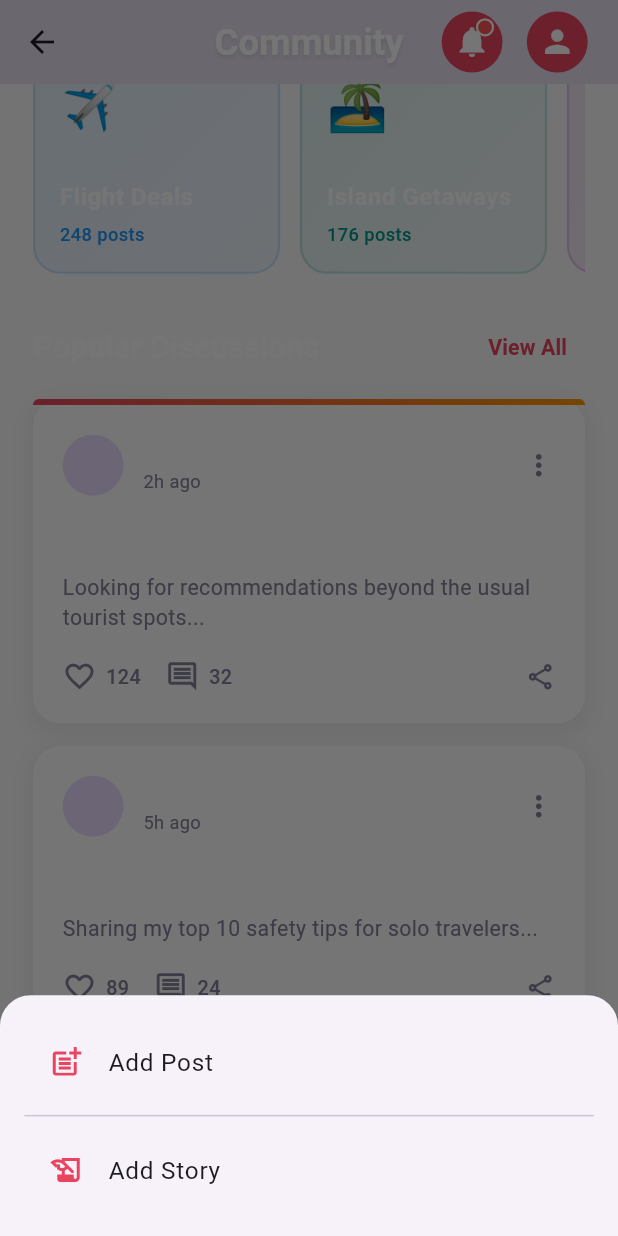
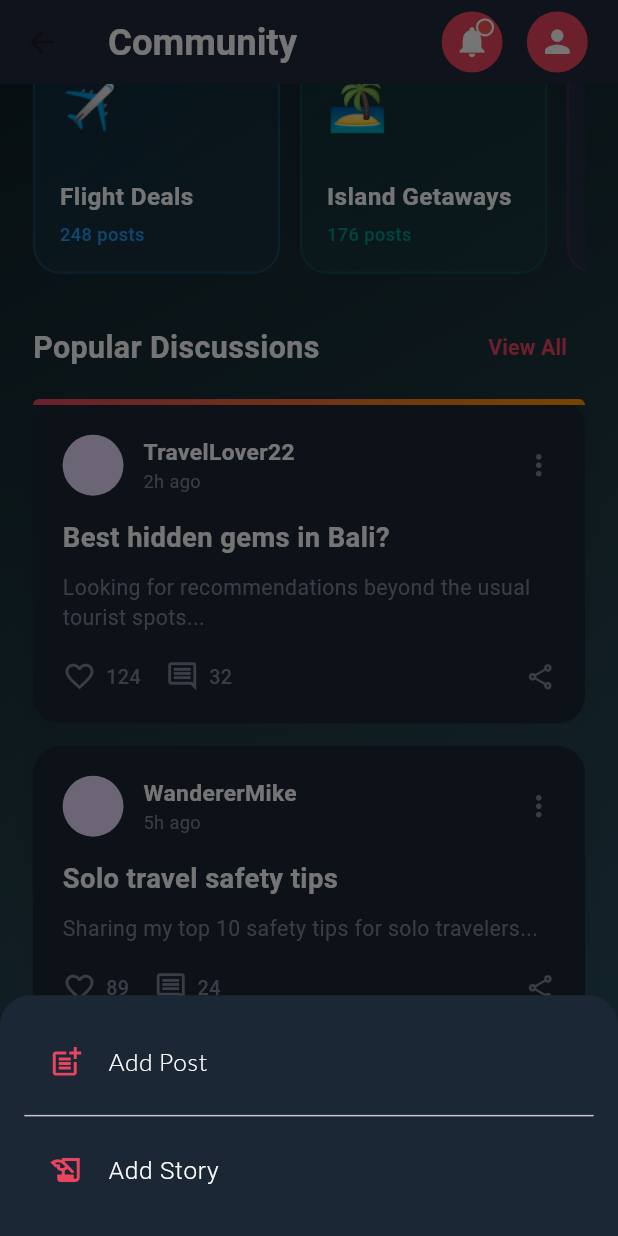
Before and after one commit to kajumac07/new_flutter_app, a Flutter app: the CommunityScreen screen opened directly, scrolled down 576 dp, after a tap on the "edit" icon, on a phone screen of 412 x 824 dp. Run offline on Flutter 3.47's test engine with Material 3 defaults, Android fonts, the phone set to English and light mode, and no system bars; our stand-ins replace cached_network_image, cloud_firestore, firebase_auth, firebase_core, firebase_storage, flutter_image_compress and 11 more; accounts and stored records are empty; network calls fail.

Commit message:
feat: Update CommunityScreen with gradient background and improved styling for cards and buttons

```diff
--- a/lib/app/presentation/community/community_screen.dart
+++ b/lib/app/presentation/community/community_screen.dart
@@ -3,6 +3,7 @@
 import 'package:get/get.dart';
 import 'package:new_flutter_app/app/core/constants/constdata.dart';
 import 'package:new_flutter_app/app/core/utils/app_styles.dart';
+import 'package:new_flutter_app/app/global/widgets/custom_container.dart';
 import 'package:new_flutter_app/app/global/widgets/glowing_icon_button.dart';
 import 'package:new_flutter_app/app/presentation/addPost/add_post_screen.dart';
 import 'package:new_flutter_app/app/presentation/addStory/add_story.dart';
@@ -15,8 +16,9 @@
   @override
   Widget build(BuildContext context) {
     return Scaffold(
-      backgroundColor: kLightWhite,
+      backgroundColor: Colors.transparent,
       appBar: AppBar(
+        backgroundColor: kCardColor,
         elevation: 0,
         title: Text(
           'Community',
@@ -30,16 +32,8 @@
             ],
           ),
         ),
-        centerTitle: true,
-        flexibleSpace: Container(
-          decoration: BoxDecoration(
-            // gradient: LinearGradient(
-            //   colors: [kLightWhite, Colors.white.withOpacity(0.95)],
-            //   begin: Alignment.topCenter,
-            //   end: Alignment.bottomCenter,
-            // ),
-          ),
-        ),
+
+        // centerTitle: true,
         actions: [
           GlowingIconButton(
             icon: Icons.notifications,
@@ -54,7 +48,8 @@
           SizedBox(width: 15.w),
         ],
       ),
-      body: CustomScrollView(
+      body: CustomGradientContainer(
+        child: CustomScrollView(
           physics: const BouncingScrollPhysics(),
           slivers: [
             // Community Header with Stats
@@ -217,7 +212,8 @@
                 final discussions = [
                   {
                     'username': 'TravelLover22',
-                  'avatar': 'https://randomuser.me/api/portraits/women/44.jpg',
+                    'avatar':
+                        'https://randomuser.me/api/portraits/women/44.jpg',
                     'time': '2h ago',
                     'title': 'Best hidden gems in Bali?',
                     'content':
@@ -239,7 +235,8 @@
                   },
                   {
                     'username': 'FoodExplorer',
-                  'avatar': 'https://randomuser.me/api/portraits/women/68.jpg',
+                    'avatar':
+                        'https://randomuser.me/api/portraits/women/68.jpg',
                     'time': '1d ago',
                     'title': 'Must-try street foods in Bangkok',
                     'content':
@@ -257,9 +254,11 @@
             SliverToBoxAdapter(child: SizedBox(height: 30.h)),
           ],
         ),
+      ),
       floatingActionButton: FloatingActionButton(
         onPressed: () {
           showModalBottomSheet(
+            backgroundColor: kCardColor,
             context: Get.context!,
             shape: RoundedRectangleBorder(
               borderRadius: BorderRadius.vertical(top: Radius.circular(20.r)),
@@ -274,7 +273,7 @@
                       leading: Icon(Icons.post_add, color: kSecondary),
                       title: Text(
                         "Add Post",
-                        style: TextStyle(fontSize: 16.sp),
+                        style: appStyleLato(16, kWhite, FontWeight.w300),
                       ),
                       onTap: () {
                         Get.back(); // Close the bottom sheet
@@ -290,7 +289,7 @@
                       leading: Icon(Icons.history_edu, color: kSecondary),
                       title: Text(
                         "Add Story",
-                        style: TextStyle(fontSize: 16.sp),
+                        style: appStyle(16, kWhite, FontWeight.w300),
                       ),
                       onTap: () {
                         Get.back(); // Close the bottom sheet
@@ -367,7 +366,7 @@
       child: Container(
         padding: EdgeInsets.all(18.w),
         decoration: BoxDecoration(
-          color: Colors.white,
+          color: kCardColor,
           borderRadius: BorderRadius.circular(18.r),
           boxShadow: [
             BoxShadow(
@@ -593,7 +592,7 @@
     return Container(
       margin: EdgeInsets.only(bottom: 15.h, left: 20.w, right: 20.w),
       decoration: BoxDecoration(
-        color: Colors.white,
+        color: kCardColor,
         borderRadius: BorderRadius.circular(18.r),
         boxShadow: [
           BoxShadow(
```
Lines whose indentation alone changed are shown as unchanged.
